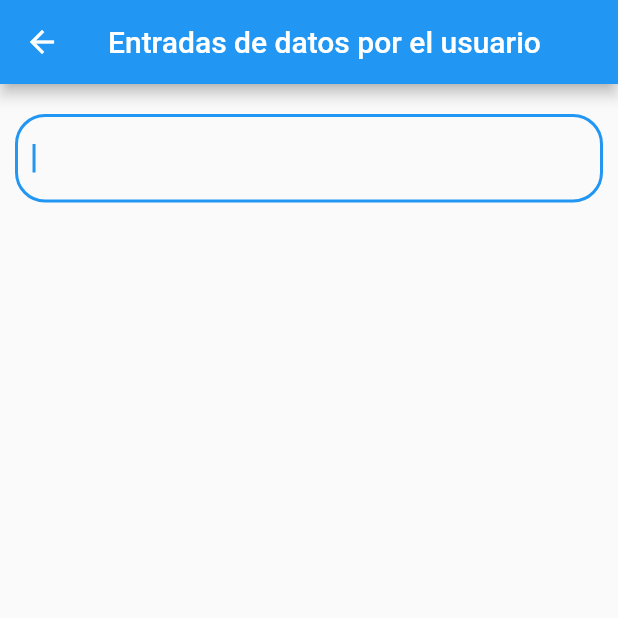
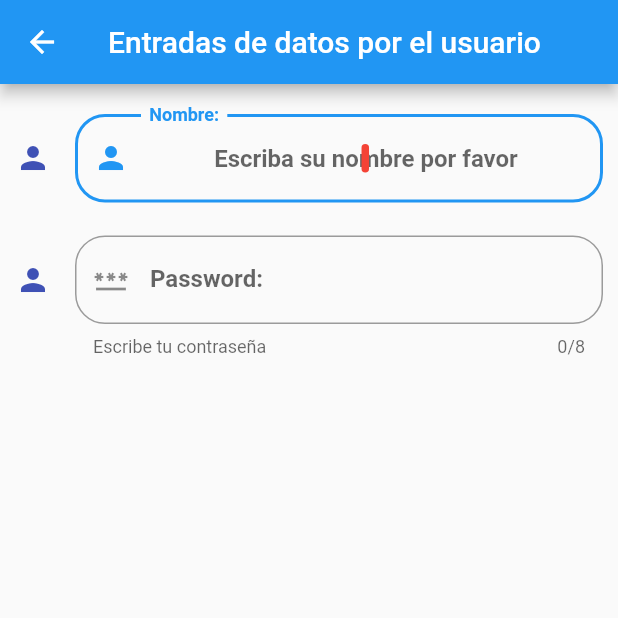
Before and after one commit to heric-hh/Componentes, a Flutter app: the InputsScreen screen opened by its route, on a phone screen of 412 x 824 dp, the top half of it. Run offline on Flutter 3.47's test engine with Material 2 defaults, Android fonts, the phone set to English and light mode, and no system bars.

Commit message:
Añadiendo inputs con funcionalidad

```diff
--- a/lib/ui/screens/inputs_screen.dart
+++ b/lib/ui/screens/inputs_screen.dart
@@ -18,20 +18,38 @@ class _InputsScreenState extends State<InputsScreen> {
       body: ListView(
         padding: EdgeInsets.symmetric(horizontal: 10, vertical: 20),
         children: [
-          _crearEntrada(),
+          _crearEntradaNombre(),
+          _crearEntradaPassword(),
         ],
       ),
     );
   }
 
-  Widget _crearEntrada() {
+  Widget _crearEntradaNombre() {
   return TextField(
     autofocus: true,
     textCapitalization: TextCapitalization.words,
+    textAlign: TextAlign.center,
+    style: const TextStyle(
+      color: Colors.indigo,
+      fontWeight: FontWeight.bold,
+    ),
+    cursorColor: Colors.red,
+    cursorRadius: const Radius.circular(16),
+    cursorWidth: 5,
+    //maxLength: 4,
+    maxLines: null,
     decoration: InputDecoration(
       border: OutlineInputBorder(
-        borderRadius: BorderRadius.circular(20)
+        borderRadius: BorderRadius.circular(20),
       ),
+      hintText: "Escriba su nombre por favor",
+      labelText: "Nombre: ",
+      prefixIcon: const Icon(Icons.person),
+      helperText: "",
+      //prefix: const CircularProgressIndicator(),
+      icon: Icon(Icons.person),
+      iconColor: Colors.indigo
     ),
     onChanged: (valor) {
      _userName = valor;
@@ -39,4 +57,39 @@ class _InputsScreenState extends State<InputsScreen> {
     },
   );
 }
+
+Widget _crearEntradaPassword() {
+  return TextField(
+    autofocus: true,
+    textCapitalization: TextCapitalization.words,
+    textAlign: TextAlign.center,
+    style: const TextStyle(
+      color: Colors.indigo,
+      fontWeight: FontWeight.bold,
+    ),
+    cursorColor: Colors.red,
+    cursorRadius: const Radius.circular(16),
+    cursorWidth: 5,
+    maxLength: 8,
+    // maxLines: null,
+    decoration: InputDecoration(
+      border: OutlineInputBorder(
+        borderRadius: BorderRadius.circular(20),
+      ),
+      hintText: "Escriba su contraseña por favor",
+      labelText: "Password: ",
+      prefixIcon: const Icon(Icons.password),
+      helperText: "Escribe tu contraseña",
+      //prefix: const CircularProgressIndicator(),
+      icon: Icon(Icons.person),
+      iconColor: Colors.indigo
+    ),
+    obscureText: true,
+    keyboardType: TextInputType.number,
+    onChanged: (valor) {
+     _userName = valor;
+     print(_userName);
+    },
+  );
 }
+}
```
